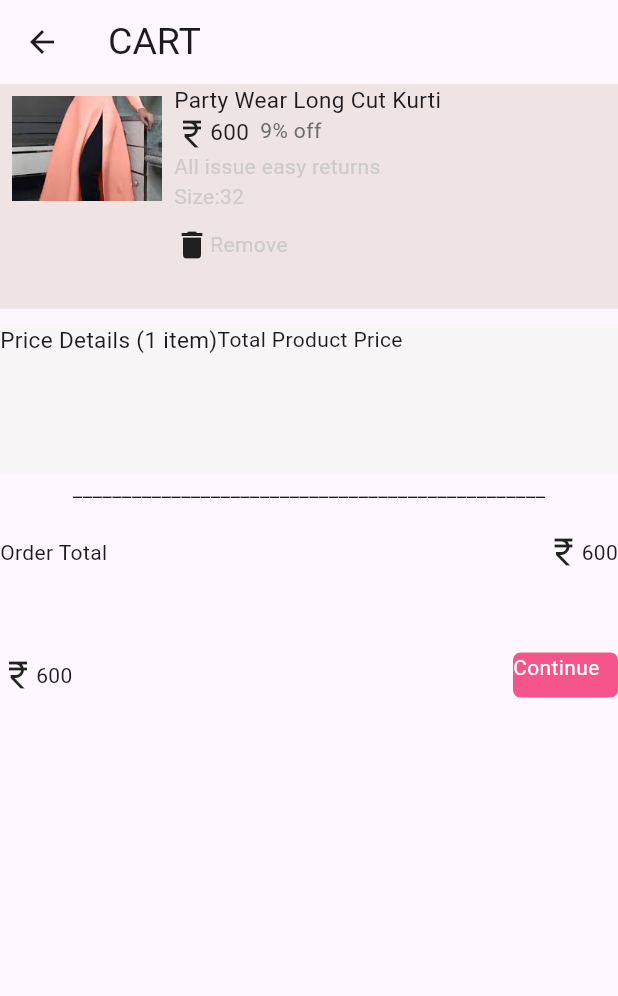
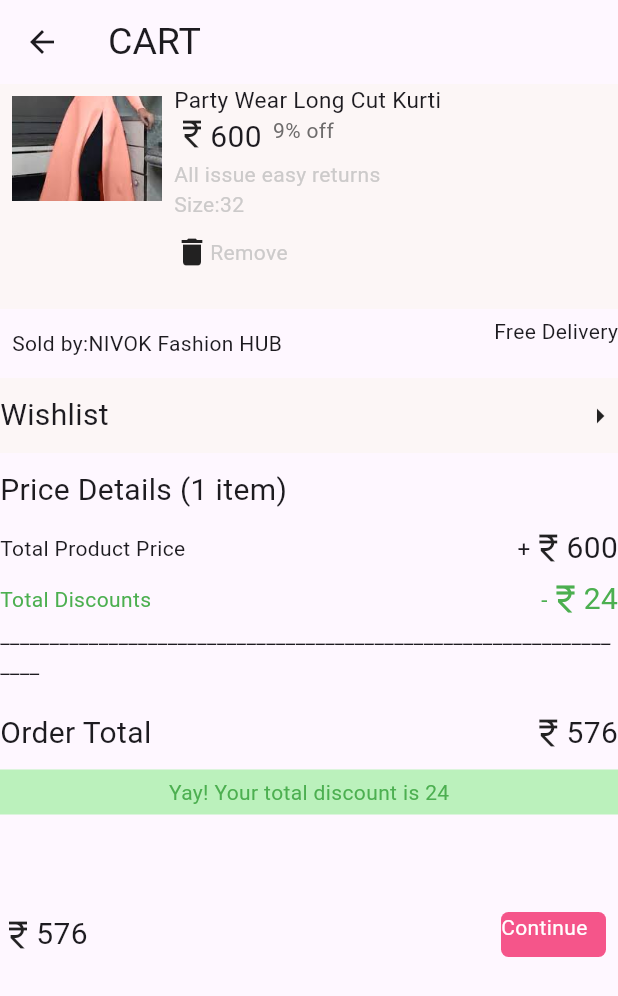
Before and after one commit to remyamp1/MiniProject2_Meesho, a Flutter app: the Cartexample screen opened directly, on a phone screen of 412 x 824 dp. Shown: the top 996 px of the screen. Run offline on Flutter 3.47's test engine with Material 3 defaults, Android fonts, the phone set to English and light mode, and no system bars; our stand-ins replace carousel_slider.

Commit message:
"miniproject2 2-10-24"

```diff
--- a/lib/Descreption.dart
+++ b/lib/Descreption.dart
@@ -43,8 +43,12 @@ class Example extends StatelessWidget {
               ),
               SizedBox(height: 15,),
               Row(
+                mainAxisAlignment: MainAxisAlignment.start,
+                crossAxisAlignment: CrossAxisAlignment.start,
                 children: [
-                  Text('''Style is a way to say who you are without having to speak try trendy naira cut blue full sleeves kurti in georgette with floral prints on it.''',
+                  Text(''' Style is a way to say who you are without
+         having to speak try trendy naira cut blue full
+          sleeves kurti in georgette with floral prints on it.''',
                   maxLines: 4,
                   overflow: TextOverflow.ellipsis,),
                 ],
@@ -57,8 +61,11 @@ class Example extends StatelessWidget {
                   ElevatedButton(onPressed: (){
 Navigator.push(context, MaterialPageRoute(builder: (context)=>Cartexample()));
                   },child:
-                  Text("Add to Cart",style: TextStyle(fontSize: 15,
-                  color: Colors.pink),),),
+                  Padding(
+                    padding: const EdgeInsets.all(8.0),
+                    child: Text("Add to Cart",style: TextStyle(fontSize: 15,
+                    color: Colors.pink),),
+                  ),),
                   Spacer(),
                   ElevatedButton(onPressed: (){},child: Text(
                     "Buy Now"
--- a/lib/cart.dart
+++ b/lib/cart.dart
@@ -13,7 +13,7 @@ class Cartexample extends StatelessWidget{
            Container(
             height: 150,
             width: double.infinity,
-               color: const Color.fromARGB(255, 238, 228, 228),
+               color: const Color.fromARGB(255, 252, 246, 246),
             child: Row(
               mainAxisAlignment: MainAxisAlignment.start,
               crossAxisAlignment: CrossAxisAlignment.start,
@@ -45,7 +45,7 @@ class Cartexample extends StatelessWidget{
                     crossAxisAlignment: CrossAxisAlignment.start,
                     children: [
                  Icon(Icons.currency_rupee),
-                 Text("600",style: TextStyle(fontSize: 15),),    Text("  9% off",style: TextStyle(color: const Color.fromARGB(255, 110, 108, 108)),)
+                 Text("600",style: TextStyle(fontSize: 20),),    Text("  9% off",style: TextStyle(color: const Color.fromARGB(255, 110, 108, 108)),)
 
                ],
              ),
@@ -67,6 +67,7 @@ class Cartexample extends StatelessWidget{
                 Text("Remove",style: TextStyle(color: const Color.fromARGB(255, 204, 202, 202)),)
               ],
              ),
+
                 ],
                ),
 
@@ -79,52 +80,111 @@ class Cartexample extends StatelessWidget{
 
 
                  ),
-SizedBox(height: 10,),
-                 Container(
-                  height: 100,
-                  width: double.infinity,
-                  color: const Color.fromARGB(255, 248, 246, 247),
-                  child: Row(
+                 SizedBox(height: 5),
+                   Row(
                     mainAxisAlignment: MainAxisAlignment.start,
                     crossAxisAlignment: CrossAxisAlignment.start,
                     children: [
-                      Text("Price Details (1 item)",style: TextStyle(fontSize: 15),),
-
-                      SizedBox(height: 5,),
-                      Text("Total Product Price")
+                      Padding(
+                        padding: const EdgeInsets.all(8.0),
+                        child: Text("Sold by:NIVOK Fashion HUB"),
+                      ),
+                      Spacer(),
+                      Text("Free Delivery")
+                    ],
+                   ),
+                   SizedBox(height: 5),
+                   Container(
+                    height: 50,
+                    width: double.infinity,
+                    color:  const Color.fromARGB(255, 252, 246, 246),
+                    child: Row(
+                      children: [
+                        Text("Wishlist",style: TextStyle(fontSize: 20),),
+                        Spacer(),
+                        Icon(Icons.arrow_right)
                       ],
                     ),
 
 
 
                    ),
-                 Text("________________________________________________"),
+SizedBox(height: 10,),
+
+                   Row(
+                    mainAxisAlignment: MainAxisAlignment.start,
+                    crossAxisAlignment: CrossAxisAlignment.start,
+                    children: [
+                      Text("Price Details (1 item)",style: TextStyle(fontSize: 20),),
+                    ]
+                   ),
+                   SizedBox(height: 10),
+                      Row(
+                        children: [
+                          Text("Total Product Price"),
+                          Spacer(),
+                          Text("+",style: TextStyle(fontSize: 15)),
+                          Icon(Icons.currency_rupee),
+                          Text("600",style: TextStyle(fontSize: 20),)
+                        ],
+                      ),
+                      SizedBox(height: 5),
+                      Row(
+                        children: [
+                          Text("Total Discounts",style: TextStyle(color: Colors.green)),
+                          Spacer(),
+                          Text("-",style: TextStyle(fontSize: 15,color: Colors.green)),
+                          Icon(Icons.currency_rupee,color: Colors.green,),
+                          Text("24",style: TextStyle(fontSize: 20,color: Colors.green))
+                        ],
+                      ),
+
+
+
+
+
+
+
+
+                 Text("__________________________________________________________________"),
                  SizedBox(height: 20,),
                  Row(
                    children: [
-                     Text("Order Total"),
+                     Text("Order Total",style: TextStyle(fontSize: 20)),
 
                  Spacer(),
                  Icon(Icons.currency_rupee),
-                 Text("600"),
+                 Text("576",style: TextStyle(fontSize: 20),),
                    ]
                  ),
+                 SizedBox(height: 10),
+                 Container(
+                  height: 30,
+                  width: double.infinity,
+                  color: const Color.fromARGB(255, 187, 241, 188),
+                  child:
+                  Center(child: Text("Yay! Your total discount is 24",style: TextStyle(color: Colors.green),)),
+                 ),
 
-                SizedBox(height: 40,),
+                SizedBox(height: 50,),
                 Container(
                   height: 60,
                   width: double.infinity,
+
                   child: Row(
                     children: [
                       Icon(Icons.currency_rupee),
-                      Text("600"),
+                      Text("576",style: TextStyle(fontSize: 20),),
                       Spacer(),
-                      Container(
+                      Padding(
+                        padding: const EdgeInsets.all(8.0),
+                        child: Container(
                           height: 30,
                           width: 70,
                           decoration: BoxDecoration(borderRadius: BorderRadius.circular(5)
                           ,color: const Color.fromARGB(255, 245, 85, 138),),
                           child: Text("Continue",style: TextStyle(color: Colors.white),),
+                        ),
                       )
                     ],
                   ),
--- a/lib/secondpage.dart
+++ b/lib/secondpage.dart
@@ -24,7 +24,7 @@ class Demo extends StatelessWidget{
             Spacer(),
             Icon(Icons.favorite,color: Colors.red,),
             Icon(Icons.notifications,color: Colors.yellow,),
-            Icon(Icons.card_travel),
+            Icon(Icons.shopping_cart),
 
           ],
          ),
@@ -99,19 +99,20 @@ SizedBox(height: 20),
       ),itemCount: 6,
        itemBuilder: (context,index){
         return Container(
-          height: 700,
-          width: double.infinity,
+          height: 500,
+          width:600,
           decoration: BoxDecoration(borderRadius: BorderRadius.circular(15),
           color: const Color.fromARGB(255, 252, 249, 250)),
           child:
 
 
               Column(
+
                 children: [
 
                   Container(
 
-          height: 100,
+          height: 150,
         width: 150,
 
          decoration: BoxDecoration(image: DecorationImage(image: AssetImage
@@ -123,25 +124,24 @@ SizedBox(height: 20),
                 imagepath:Database.MyList[index]["image"]
               , name: Database.MyList[index]["name"], price: Database.MyList[index]["price"])));
             },
+
+
+
           ),
 
 
                          ),
                          SizedBox(height: 5,),
-                         Row(
-                           children: [
+
                              Text(Database.MyList[index]["name"]),
 
-                           ],
-                         ),
+
                          SizedBox(height: 5,),
-                         Row(
-                           children: [
+
                             Icon(Icons.currency_rupee),
                              Text(Database.MyList[index]["price"]),
 
-                           ],
-                         ),
+
                          SizedBox(height: 5,),
                          Row(
                            children: [
```
Lines whose indentation alone changed are shown as unchanged.
